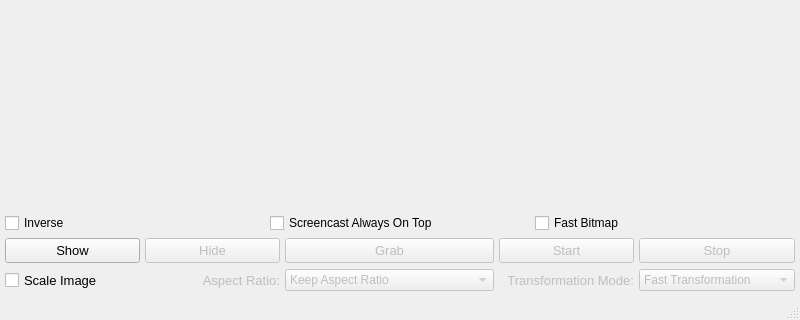
First picture: the form in MCU_SCREENCAST/mainwindow.ui, repository JUGGERNAUT13/MCU_SCREENCAST, before the edit; both pictures show x 0 to 800 and y 280 to 600 of the 800 by 600 pixel window.
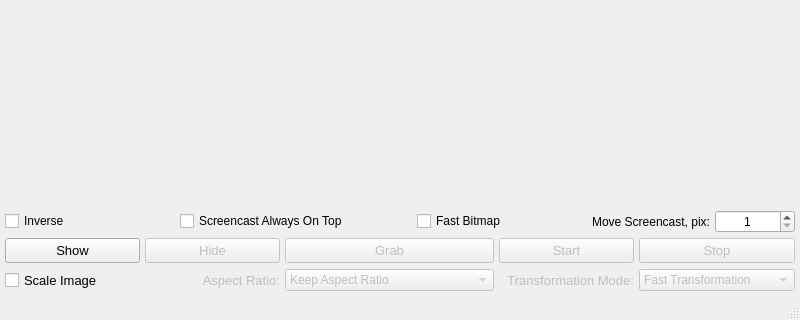
Second picture: the form after the edit.

Commit message: Move Screencast window on keyboard arrows or WASD

```diff
--- a/MCU_SCREENCAST/mainwindow.ui
+++ b/MCU_SCREENCAST/mainwindow.ui
@@ -290,6 +290,18 @@
        </property>
        <item>
         <widget class="QCheckBox" name="chckBx_tst_invrs">
+         <property name="sizePolicy">
+          <sizepolicy hsizetype="Preferred" vsizetype="Fixed">
+           <horstretch>0</horstretch>
+           <verstretch>0</verstretch>
+          </sizepolicy>
+         </property>
+         <property name="minimumSize">
+          <size>
+           <width>170</width>
+           <height>0</height>
+          </size>
+         </property>
          <property name="text">
           <string notr="true">Inverse</string>
          </property>
@@ -297,6 +309,12 @@
        </item>
        <item>
         <widget class="QCheckBox" name="chckBx_tst_scrncst_alwys_on_top">
+         <property name="sizePolicy">
+          <sizepolicy hsizetype="MinimumExpanding" vsizetype="Fixed">
+           <horstretch>0</horstretch>
+           <verstretch>0</verstretch>
+          </sizepolicy>
+         </property>
          <property name="text">
           <string>Screencast Always On Top</string>
          </property>
@@ -304,11 +322,64 @@
        </item>
        <item>
         <widget class="QCheckBox" name="chckBx_fst_btmp">
+         <property name="sizePolicy">
+          <sizepolicy hsizetype="Preferred" vsizetype="Fixed">
+           <horstretch>0</horstretch>
+           <verstretch>0</verstretch>
+          </sizepolicy>
+         </property>
+         <property name="minimumSize">
+          <size>
+           <width>170</width>
+           <height>0</height>
+          </size>
+         </property>
          <property name="text">
           <string>Fast Bitmap</string>
          </property>
         </widget>
        </item>
+       <item>
+        <widget class="QLabel" name="lbl_move_scnrcst_pix">
+         <property name="enabled">
+          <bool>true</bool>
+         </property>
+         <property name="text">
+          <string>Move Screencast, pix:</string>
+         </property>
+         <property name="alignment">
+          <set>Qt::AlignRight|Qt::AlignTrailing|Qt::AlignVCenter</set>
+         </property>
+        </widget>
+       </item>
+       <item>
+        <widget class="QSpinBox" name="spnBx_move_scnrcst_pix">
+         <property name="enabled">
+          <bool>true</bool>
+         </property>
+         <property name="sizePolicy">
+          <sizepolicy hsizetype="Preferred" vsizetype="Fixed">
+           <horstretch>0</horstretch>
+           <verstretch>0</verstretch>
+          </sizepolicy>
+         </property>
+         <property name="minimumSize">
+          <size>
+           <width>80</width>
+           <height>0</height>
+          </size>
+         </property>
+         <property name="alignment">
+          <set>Qt::AlignCenter</set>
+         </property>
+         <property name="minimum">
+          <number>1</number>
+         </property>
+         <property name="maximum">
+          <number>100</number>
+         </property>
+        </widget>
+       </item>
       </layout>
      </widget>
     </item>
```
The commit also changes 2 other files.
